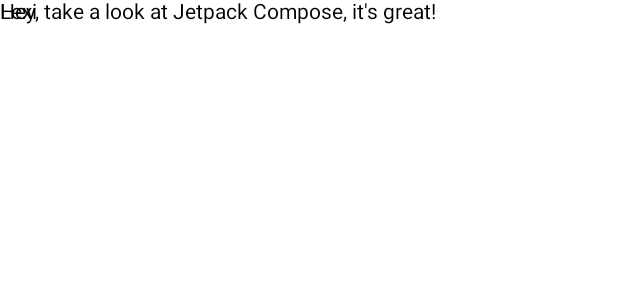
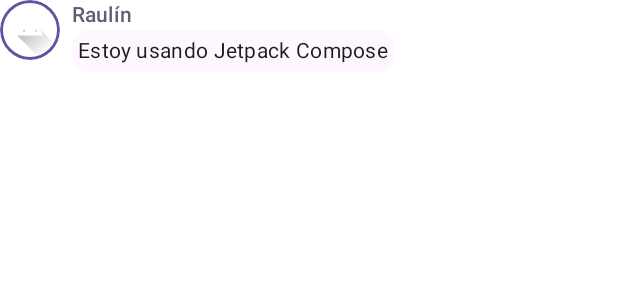
Before and after one commit to RaulGutIzq/NoteTogether, an Android app built with Jetpack Compose: the @Preview function PreviewMessageCard, on a phone screen of 412 x 824 dp. Shown: the top 300 px of the screen. Run offline under Robolectric (Android 15) with nearby library versions, the phone set to English and light mode, and no system bars.

Commit message:
Añadido Preview Dark Theme

```diff
--- a/app/src/main/java/com/raulin/notetogether/MainActivity.kt
+++ b/app/src/main/java/com/raulin/notetogether/MainActivity.kt
@@ -1,14 +1,28 @@
 package com.raulin.notetogether
 
+import android.content.res.Configuration
 import android.os.Bundle
 import androidx.activity.ComponentActivity
 import androidx.activity.compose.setContent
+import androidx.compose.foundation.Image
+import androidx.compose.foundation.border
 import androidx.compose.foundation.layout.Box
 import androidx.compose.foundation.layout.Column
 import androidx.compose.foundation.layout.Row
+import androidx.compose.foundation.layout.Spacer
+import androidx.compose.foundation.layout.padding
+import androidx.compose.foundation.layout.size
+import androidx.compose.foundation.layout.width
+import androidx.compose.foundation.shape.CircleShape
+import androidx.compose.material3.MaterialTheme
+import androidx.compose.material3.Surface
 import androidx.compose.material3.Text
 import androidx.compose.runtime.Composable
+import androidx.compose.ui.Modifier
+import androidx.compose.ui.draw.clip
+import androidx.compose.ui.res.painterResource
 import androidx.compose.ui.tooling.preview.Preview
+import androidx.compose.ui.unit.dp
 
 class MainActivity : ComponentActivity() {
     override fun onCreate(savedInstanceState: Bundle?) {
@@ -25,17 +39,44 @@ data class Message(val author: String, val body: String)
 @Composable
 fun MessageCard(msg: Message) {
     //Column Row Box
-    Box {
-        Text(text = msg.author)
-        Text(text = msg.body)
+    Row {
+        Image(
+            painter = painterResource(R.drawable.ic_launcher_foreground),
+            "Icono",
+            Modifier
+                .size(40.dp)
+                .clip(CircleShape)
+                .border(1.5.dp, MaterialTheme.colorScheme.primary, CircleShape)
+        )
+        Spacer(Modifier.width(8.dp))
+        Column {
+            Text(
+                text = msg.author,
+                color = MaterialTheme.colorScheme.secondary,
+                style = MaterialTheme.typography.titleSmall
+            )
+            Spacer(Modifier.width(4.dp))
+
+            Surface(shape = MaterialTheme.shapes.medium, shadowElevation = 1.dp) {
+                Text(
+                    text = msg.body,
+                    modifier = Modifier.padding(4.dp),
+                    style = MaterialTheme.typography.bodyMedium
+                )
+            }
+        }
     }
 }
+@Preview(name = "Light Mode")
+@Preview(
+    uiMode = Configuration.UI_MODE_NIGHT_YES,
+    showBackground = true,
+    name = "Dark Mode"
+)
 
-
-@Preview
 @Composable
 fun PreviewMessageCard() {
     MessageCard(
-        msg = Message("Lexi", "Hey, take a look at Jetpack Compose, it's great!")
+        msg = Message("Raulín", "Estoy usando Jetpack Compose")
     )
 }
```
